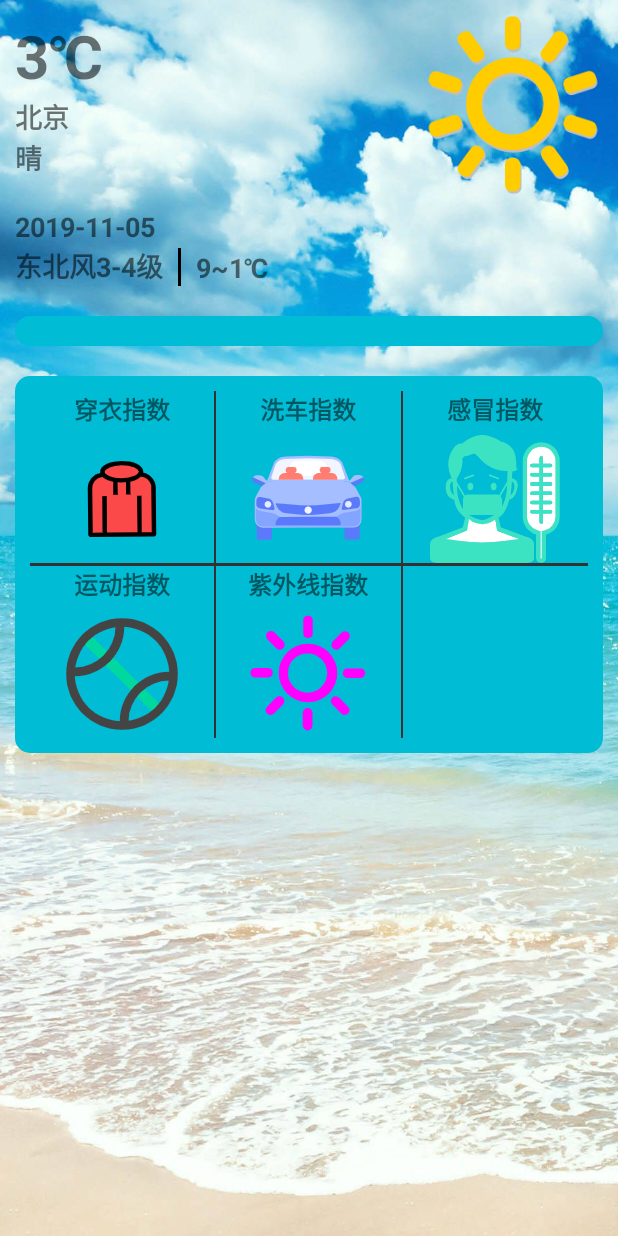
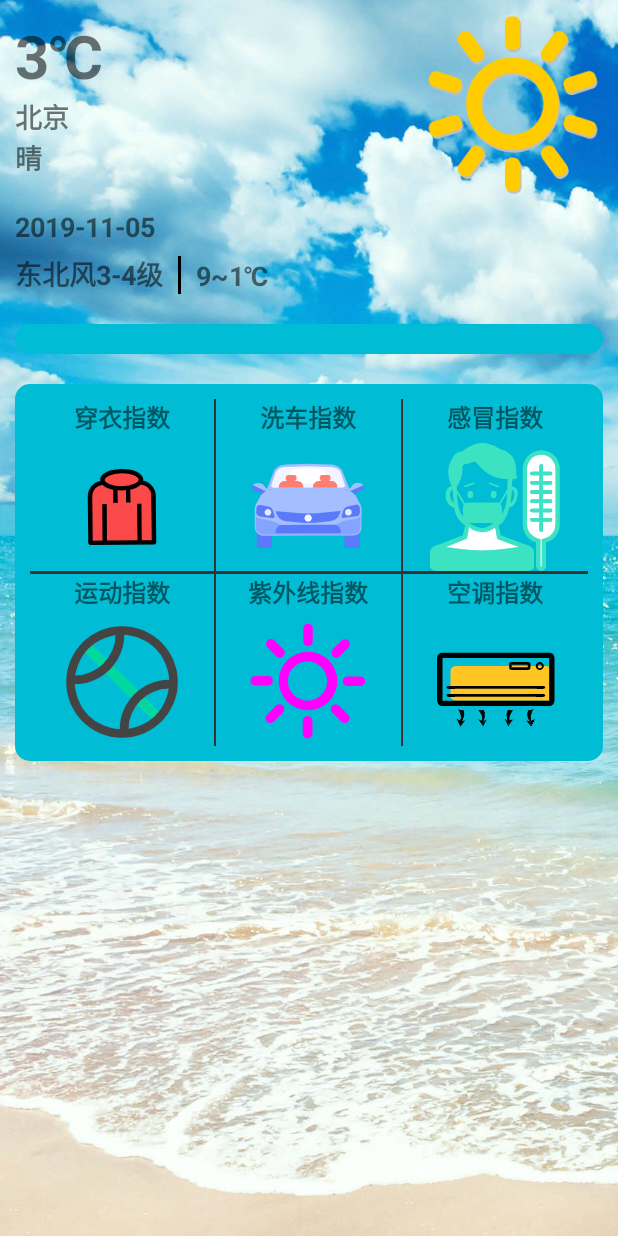
Before and after one commit to TAHUNCK/WeatherRel, an Android app: the layout fragment_city_weather.xml on its own in the app's theme, with its tools: preview values and no code run, on a phone screen of 412 x 824 dp. Run offline under Robolectric (Android 15) with nearby library versions, the light colour scheme and no system bars.

Commit message:
主页面完善

```diff
--- a/app/src/main/java/cn/edu/gues/weatherrel/CityFragmentPagerAdapter.java
+++ b/app/src/main/java/cn/edu/gues/weatherrel/CityFragmentPagerAdapter.java
@@ -16,7 +16,6 @@ public class CityFragmentPagerAdapter extends FragmentStatePagerAdapter {
         this.fragmentList=fragmentList;
     }
 
-
     @NonNull
     @Override
     public Fragment getItem(int position) {
--- a/app/src/main/res/layout/fragment_city_weather.xml
+++ b/app/src/main/res/layout/fragment_city_weather.xml
@@ -44,6 +44,7 @@
                 android:id="@+id/frag_tv_wind"
                 style="@style/TodayText"
                 android:layout_below="@id/frag_tv_date"
+                android:layout_marginTop="5dp"
                 android:text="东北风3-4级"/>
             <TextView
                 android:id="@+id/frag_tv_line1"
@@ -142,7 +143,10 @@
                     android:layout_height="match_parent"
                     android:background="#333333"/>
                 <TextView
-                    style="@style/IndexText" />
+                    android:id="@+id/frag_index_tv_air"
+                    style="@style/IndexText"
+                    android:text="空调指数"
+                    android:drawableBottom="@mipmap/icon_air"/>
             </LinearLayout>
 
         </LinearLayout>
```
Also changed, not shown: app/src/main/java/cn/edu/gues/weatherrel/CityWeatherFragment.java (+12 -6 lines), app/src/main/java/cn/edu/gues/weatherrel/MainActivity.java (+39 -1 lines), app/src/main/res/mipmap-hdpi/icon_air.png (added), app/src/main/res/mipmap-hdpi/point_black.png (added), app/src/main/res/mipmap-hdpi/point_green.png (added), app/src/main/res/mipmap-hdpi/point_white.png (added).
